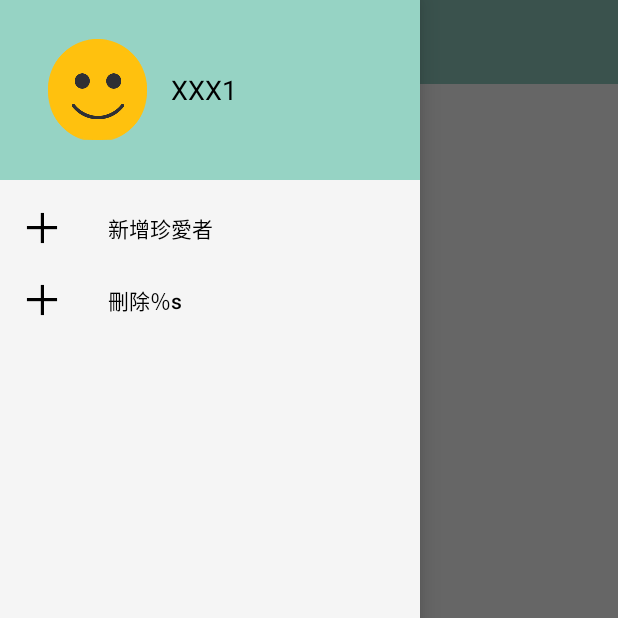
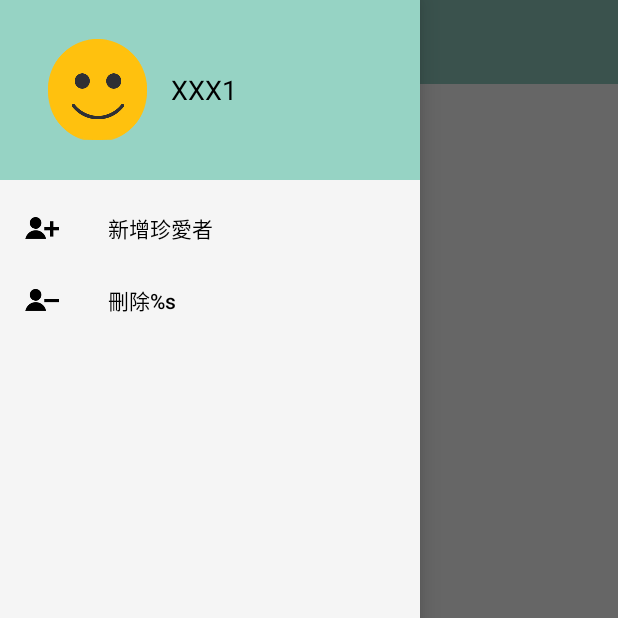
Before and after one commit to tel3342311/iCGTracker, an Android app: the MainActivity screen opened directly, with no data from a screen before it, with the side drawer open, on a phone screen of 412 x 824 dp, the top half of it. Run offline under Robolectric (Android 15) with nearby library versions, the light colour scheme and no system bars; libraries missing offline, so code that uses them is left out: com.crashlytics.android, io.fabric.sdk; 1 statement that could not run was skipped.

Commit message:
Update Menu icon and User Setting back icon

```diff
--- a/app/src/main/java/icgtracker/liteon/com/iCGTracker/MainActivity.java
+++ b/app/src/main/java/icgtracker/liteon/com/iCGTracker/MainActivity.java
@@ -22,11 +22,15 @@ import android.widget.TextView;
 
 import com.crashlytics.android.Crashlytics;
 
+import java.util.List;
+
+import icgtracker.liteon.com.iCGTracker.db.DBHelper;
 import icgtracker.liteon.com.iCGTracker.fragment.FenceFragment;
 import icgtracker.liteon.com.iCGTracker.fragment.RecordFragment;
 import icgtracker.liteon.com.iCGTracker.fragment.SafeFragment;
 import icgtracker.liteon.com.iCGTracker.util.BottomNavigationViewHelper;
 import icgtracker.liteon.com.iCGTracker.util.Def;
+import icgtracker.liteon.com.iCGTracker.util.JSONResponse;
 import io.fabric.sdk.android.Fabric;
 
 public class MainActivity extends AppCompatActivity {
@@ -43,7 +47,10 @@ public class MainActivity extends AppCompatActivity {
     private static final int NAVIGATION_BACK = 2;
     private TextView mTitleView;
     private View mDrawerHeader;
-
+    private DBHelper mDbHelper;
+    private List<JSONResponse.Student> mStudents;
+    private int mCurrnetStudentIdx;
+    private TextView mChildName;
     @Override
     protected void onCreate(Bundle savedInstanceState) {
         super.onCreate(savedInstanceState);
@@ -54,6 +61,8 @@ public class MainActivity extends AppCompatActivity {
         setupToolbar();
         BottomNavigationViewHelper.disableShiftMode(mBottomView);
         mSharePreference = getSharedPreferences(Def.SHARE_PREFERENCE, Context.MODE_PRIVATE);
+        mDbHelper = DBHelper.getInstance(this);
+        mStudents = mDbHelper.queryChildList(mDbHelper.getReadableDatabase());
     }
 
     private void findViews() {
@@ -63,6 +72,7 @@ public class MainActivity extends AppCompatActivity {
         mNavigationView = findViewById(R.id.navigation);
         mLogoutButton = mNavigationView.findViewById(R.id.drawer_button_logout);
         mDrawerHeader = mNavigationView.getHeaderView(0);
+        mChildName = mDrawerHeader.findViewById(R.id.child_name);
         mTitleView = findViewById(R.id.toolbar_title);
     }
 
@@ -139,6 +149,14 @@ public class MainActivity extends AppCompatActivity {
         } else {
             mBottomView.setSelectedItemId(R.id.action_safety);
         }
+        if (mStudents != null && mStudents.size() > 0) {
+            String name = mStudents.get(mCurrnetStudentIdx).getNickname();
+            mChildName.setText(name);
+
+            MenuItem item = mNavigationView.getMenu().getItem(1);
+            String title = String.format(getString(R.string.delete_tracker), mStudents.get(mCurrnetStudentIdx).getNickname());
+            item.setTitle(title);
+        }
 
     }
 
--- a/app/src/main/res/menu/drawer_menu.xml
+++ b/app/src/main/res/menu/drawer_menu.xml
@@ -2,11 +2,11 @@
         <item
             android:id="@+id/action_add_tracker"
             android:enabled="true"
-            android:icon="@drawable/fence_btn_add"
+            android:icon="@drawable/menu_img_add"
             android:title="@string/add_tracker"/>
         <item
             android:id="@+id/action_delete_tracker"
             android:enabled="true"
-            android:icon="@drawable/fence_btn_add"
+            android:icon="@drawable/menu_img_delete"
             android:title="@string/delete_tracker"/>
 </menu>
--- a/app/src/main/res/values/strings.xml
+++ b/app/src/main/res/values/strings.xml
@@ -11,7 +11,7 @@
     <string name="action_trackers">過去軌跡</string>
     <string name="logout">登出</string>
     <string name="add_tracker">新增珍愛者</string>
-    <string name="delete_tracker">刪除％s</string>
+    <string name="delete_tracker">刪除%s</string>
     <string name="login_ok">好</string>
     <!--  login Page -->
     <string name="login_parent_account">登入帳號</string>
```
Also changed, not shown: app/src/main/java/icgtracker/liteon/com/iCGTracker/UserSettingActivity.java (+7 -0 lines), app/src/main/res/drawable-hdpi/menu_img_add.png (added), app/src/main/res/drawable-hdpi/menu_img_delete.png (added).
